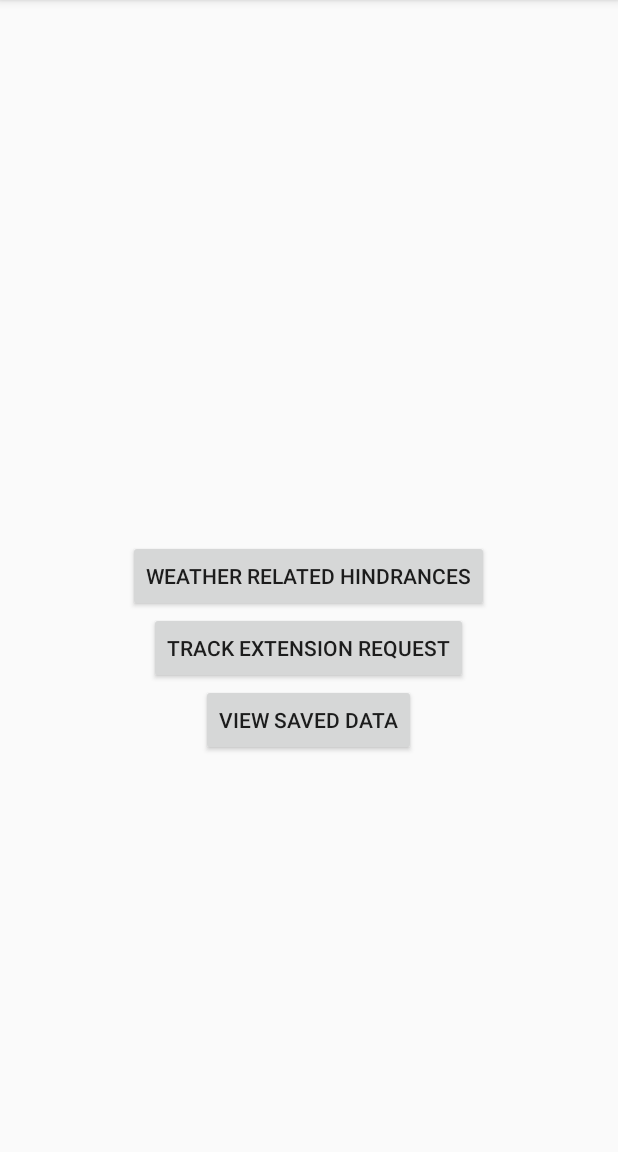
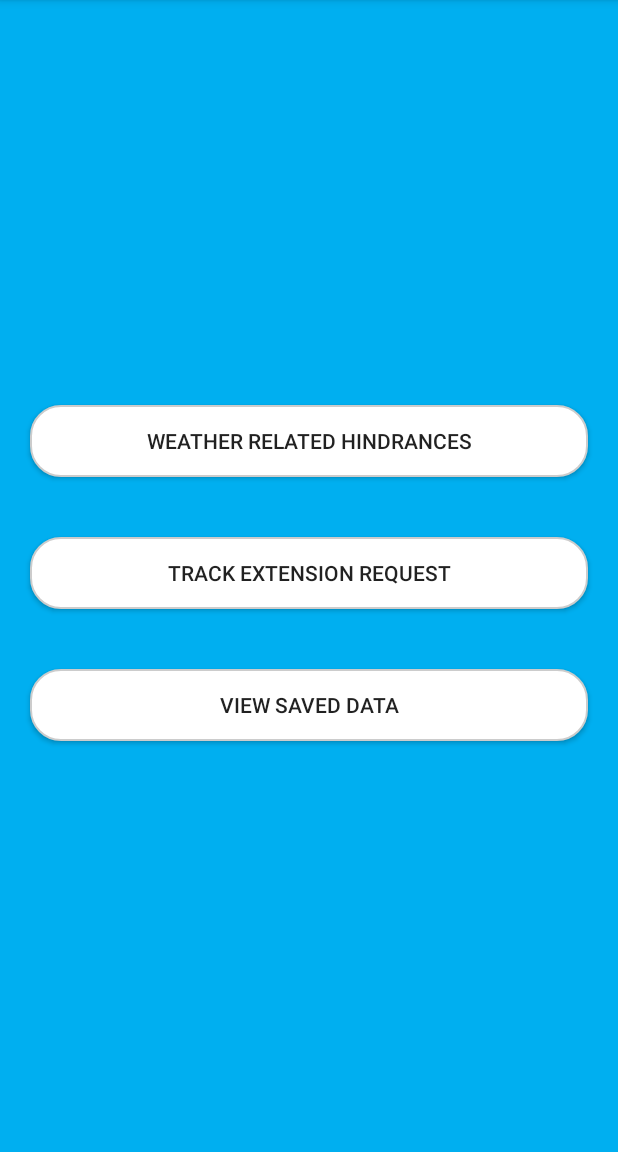
Before and after one commit to souravpaul8/MoRTH, an Android app: the EnterTenderDetailsActivity screen opened directly, with no data from a screen before it, after a tap on "NEXT", on a phone screen of 412 x 824 dp, the part 84-1236 px from its top. Run offline under Robolectric (Android 15) with nearby library versions, the phone set to English and light mode, and no system bars; our stand-ins replace Firebase (no records; nobody signed in at launch, a user with empty details on screens opened directly).

Commit message:
home activity UI

```diff
--- a/app/src/main/java/com/thecombatant/morth/EnterTenderDetailsActivity.java
+++ b/app/src/main/java/com/thecombatant/morth/EnterTenderDetailsActivity.java
@@ -26,12 +26,15 @@ public class EnterTenderDetailsActivity extends AppCompatActivity {
 
     Button next;
     TextView tenderIdTextView;
+    EditText registerName;
     TextView StartDateofpro;
     TextView EndDateofpro;
     String GetTenderId;
     String Prodate;
     String ProjectStart;
     String ProjectEnd;
+    String nameregistered;
+
 
     DatePickerDialog.OnDateSetListener startDateProject;
     DatePickerDialog.OnDateSetListener endDateProject;
@@ -47,6 +50,7 @@ public class EnterTenderDetailsActivity extends AppCompatActivity {
         EndDateofpro=findViewById(R.id.enddate);
         next=findViewById(R.id.nextHome);
         tenderIdTextView = findViewById(R.id.TenderIdtextView);
+        registerName = findViewById(R.id.RegisteredName);
 
         final String tender = getIntent().getStringExtra("Tender_ID");
         tenderIdTextView.setText(tender);
@@ -59,12 +63,15 @@ public class EnterTenderDetailsActivity extends AppCompatActivity {
 
                  ProjectStart=StartDateofpro.getText().toString();
                  ProjectEnd=EndDateofpro.getText().toString();
+                nameregistered = registerName.getText().toString();
+
 
 
                 Intent intent=new Intent(EnterTenderDetailsActivity.this,HomeActivity.class);
                 intent.putExtra("Tender_01", tender);
                 intent.putExtra("startdateProject", ProjectStart);
                 intent.putExtra("enddateProject", ProjectEnd);
+                intent.putExtra("registername", nameregistered);
                 startActivity(intent);
                 //Toast.makeText(EnterTenderDetailsActivity.this, ProjectStart, Toast.LENGTH_SHORT).show();
 
--- a/app/src/main/java/com/thecombatant/morth/HomeActivity.java
+++ b/app/src/main/java/com/thecombatant/morth/HomeActivity.java
@@ -20,6 +20,7 @@ public class HomeActivity extends AppCompatActivity {
         final String tender = getIntent().getStringExtra("Tender_01");
         final String startdateofProject = getIntent().getStringExtra("startdateProject");
         final String enddateofProject = getIntent().getStringExtra("enddateProject");
+        final String registername = getIntent().getStringExtra("registername");
 
         WeatherRelatedHindrances = findViewById(R.id.weatherRelatedHindrances);
         ViewSavedData = findViewById(R.id.viewSavedData);
@@ -33,6 +34,7 @@ public class HomeActivity extends AppCompatActivity {
                 i.putExtra("Tender_01", tender);
                 i.putExtra("startdateProject", startdateofProject);
                 i.putExtra("enddateProject", enddateofProject);
+                i.putExtra("registername", registername);
                 startActivity(i);
             }
         });
--- a/app/src/main/res/layout/activity_home.xml
+++ b/app/src/main/res/layout/activity_home.xml
@@ -1,44 +1,49 @@
 <?xml version="1.0" encoding="utf-8"?>
-<RelativeLayout xmlns:android="http://schemas.android.com/apk/res/android"
+<LinearLayout xmlns:android="http://schemas.android.com/apk/res/android"
     xmlns:tools="http://schemas.android.com/tools"
     android:layout_width="match_parent"
     android:layout_height="match_parent"
+    android:background="#00AFF0"
+    android:orientation="vertical"
     xmlns:app="http://schemas.android.com/apk/res-auto"
     tools:context=".HomeActivity">
 
-    <android.support.v7.widget.CardView
+
+    <LinearLayout
+        android:layout_width="match_parent"
+        android:layout_height="match_parent"
+        android:layout_gravity="center_vertical"
+        android:layout_marginTop="250dp"
+        android:orientation="vertical">
+
+    <Button
+        android:id="@+id/weatherRelatedHindrances"
         android:layout_width="match_parent"
         android:layout_height="wrap_content"
-        android:layout_margin="7dp"
-        android:elevation="200dp"
-        android:orientation="vertical"
-        app:cardCornerRadius="8dp">
-
-    </android.support.v7.widget.CardView>
-    <Button
-        android:id="@+id/weatherRelatedHindrances"
-        android:layout_width="wrap_content"
-        android:layout_height="wrap_content"
-        android:layout_centerInParent="true"
-        android:bottomLeftRadius="10dp"
-        android:bottomRightRadius="10dp"
+        android:layout_gravity="center"
+        android:layout_margin="20dp"
+        android:background="@drawable/custom_linear_layout_border"
         android:text="Weather Related Hindrances"
         android:topLeftRadius="10dp"
         android:topRightRadius="10dp" />
 
     <Button
         android:id="@+id/track"
-        android:layout_width="wrap_content"
+        android:layout_width="match_parent"
         android:layout_height="wrap_content"
-        android:layout_below="@+id/weatherRelatedHindrances"
-        android:layout_centerHorizontal="true"
+        android:layout_gravity="center"
+        android:layout_margin="20dp"
+        android:background="@drawable/custom_linear_layout_border"
         android:text="Track Extension Request" />
 
     <Button
         android:id="@+id/viewSavedData"
-        android:layout_width="wrap_content"
+        android:layout_width="match_parent"
         android:layout_height="wrap_content"
-        android:layout_below="@+id/track"
-        android:layout_centerHorizontal="true"
+        android:layout_gravity="center"
+        android:layout_margin="20dp"
+        android:background="@drawable/custom_linear_layout_border"
         android:text="View Saved Data" />
-</RelativeLayout>
+    </LinearLayout>
+
+</LinearLayout>
--- a/app/src/main/res/values/strings.xml
+++ b/app/src/main/res/values/strings.xml
@@ -62,5 +62,6 @@
         <item>Unsuitable Temperature</item>
         <item>Snow</item>
         <item>Others</item>
+        <item>Temperature</item>
     </string-array>
 </resources>
```
Also changed, not shown: app/src/main/java/com/thecombatant/morth/WeatherHindranceActivity.java (+7 -0 lines), app/src/main/res/layout/activity_main.xml (+0 -7 lines), app/src/main/res/layout/activity_weather_hindrance.xml (+6 -4 lines).
